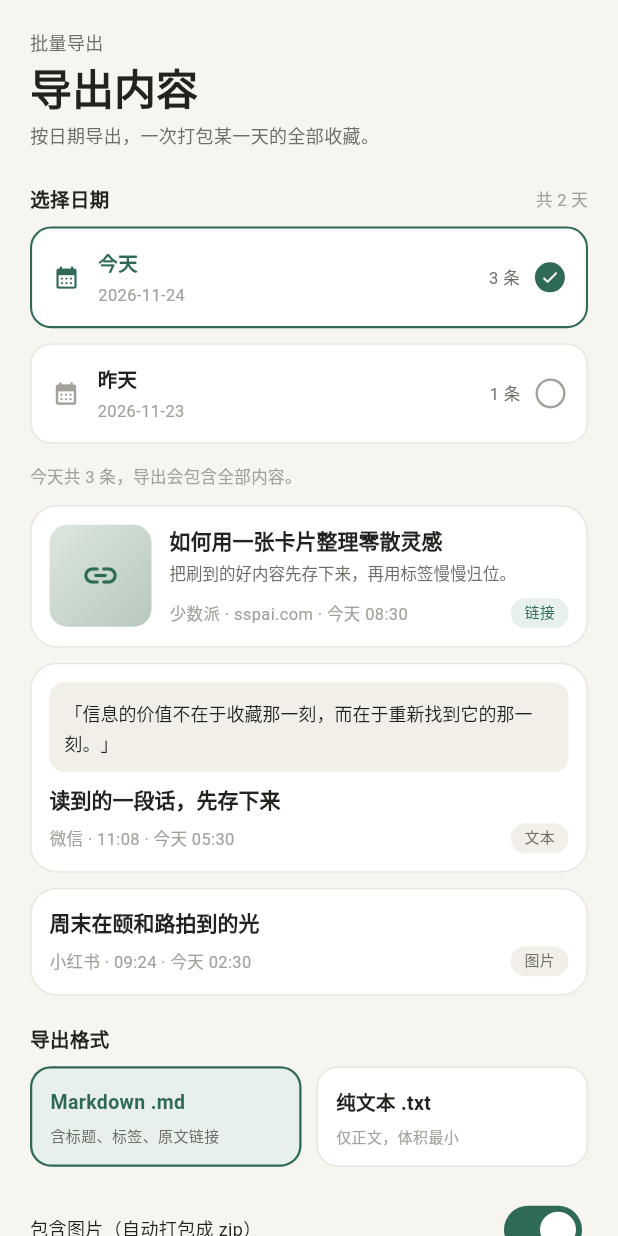
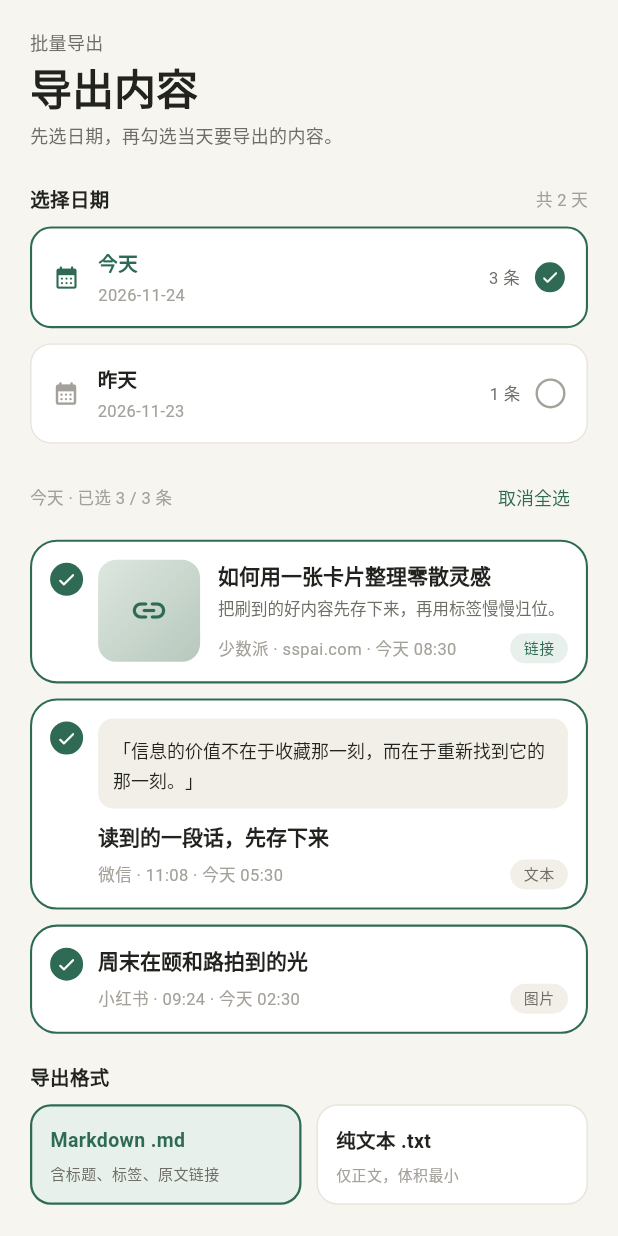
Before and after one commit to RisoMi/clippings-app, a Flutter app: the ExportPage screen opened directly, on a phone screen of 412 x 824 dp. Run offline on Flutter 3.47's test engine with Material 3 defaults, Android fonts, the phone set to English and light mode, and no system bars.

Commit message:
feat: 导出内容可勾选、标签手动选择、固定 APK 签名密钥

```diff
--- a/lib/ui/export_page.dart
+++ b/lib/ui/export_page.dart
@@ -1,4 +1,4 @@
-/// 06 批量导出：按有数据的日期单选、Markdown / 纯文本、图片打包、文件预览。
+/// 06 批量导出：按日期单选 + 当天内容可勾选（单选/全选）、md/txt、图片打包、文件预览。
 library;
 
 import 'dart:convert';
@@ -23,32 +23,55 @@ class ExportPage extends StatefulWidget {
 }
 
 class _ExportPageState extends State<ExportPage> {
+  /// 当前选中的日期 key（YYYY-MM-DD）
   String? _selectedKey;
+
+  /// 勾选集合对应的日期。日期一变就把勾选重置为「全选当天」，
+  /// 这样从上一个需求延续下来的「选日期＝导出那天全部」依然成立，同时允许再逐条取消。
+  String? _pickedForKey;
+  final Set<String> _pickedIds = <String>{};
+
   bool _initialized = false;
   bool _busy = false;
 
-  /// 首次进入默认选中今天（今天没数据则选最近有数据的一天）；
-  /// 选中日期被删空后自动回退，避免停在无效日期上。
   void _syncSelection(List<ExportDateGroup> groups) {
     if (!_initialized) {
       _initialized = true;
       _selectedKey = defaultExportDateKey(groups);
-      return;
+    } else if (_selectedKey != null && !groups.any((g) => g.key == _selectedKey)) {
+      // 选中的日期被删空后自动回退，避免停在无效日期上
+      _selectedKey = defaultExportDateKey(groups);
     }
-    if (_selectedKey != null && !groups.any((g) => g.key == _selectedKey)) {
-      _selectedKey = defaultExportDateKey(groups);
+
+    final group = _group(groups, _selectedKey);
+    if (_selectedKey != _pickedForKey) {
+      _pickedForKey = _selectedKey;
+      _pickedIds
+        ..clear()
+        ..addAll(group?.clips.map((clip) => clip.id) ?? const <String>[]);
+    } else if (group != null) {
+      // 内容被删掉时顺手清掉失效的勾选，免得计数与实际导出不一致
+      final valid = group.clips.map((clip) => clip.id).toSet();
+      _pickedIds.removeWhere((id) => !valid.contains(id));
     }
   }
 
-  ExportDateGroup? get _selectedGroup {
-    final groups = groupByExportDate(ClipStore.instance.clips);
+  ExportDateGroup? _group(List<ExportDateGroup> groups, String? key) {
+    if (key == null) return null;
     for (final group in groups) {
-      if (group.key == _selectedKey) return group;
+      if (group.key == key) return group;
     }
     return null;
   }
 
-  List<Clip> get _selectedClips => _selectedGroup?.clips ?? const [];
+  ExportDateGroup? get _selectedGroup => _group(groupByExportDate(ClipStore.instance.clips), _selectedKey);
+
+  /// 真正要导出的内容：当前日期里被勾选的那些
+  List<Clip> get _selectedClips {
+    final group = _selectedGroup;
+    if (group == null) return const <Clip>[];
+    return group.clips.where((clip) => _pickedIds.contains(clip.id)).toList();
+  }
 
   /// 当前选中的内容里，真实存在于磁盘的图片（文件名 → 文件）
   Future<Map<String, File>> _collectImages(List<Clip> clips) async {
@@ -75,7 +98,8 @@ class _ExportPageState extends State<ExportPage> {
   }
 
   String _preview({required DateTime fileDate}) {
-    if (_selectedClips.isEmpty) return '还没有勾选内容。';
+    final clips = _selectedClips;
+    if (clips.isEmpty) return '还没有勾选内容。';
     final lines = _plan(fileDate: fileDate).content.split('\n');
     final head = lines.take(14).join('\n');
     return lines.length > 14 ? '$head\n…' : head;
@@ -164,9 +188,11 @@ class _ExportPageState extends State<ExportPage> {
           final groups = groupByExportDate(store.clips);
           _syncSelection(groups);
           final selected = _selectedGroup;
-          final selectedCount = selected?.count ?? 0;
+          final selectedCount = _selectedClips.length;
           final fileDate = selected != null ? DateTime.parse(selected.key) : DateTime.now();
-          final visible = selected?.clips.take(8).toList() ?? const <Clip>[];
+          final allPicked = selected != null &&
+              selected.clips.isNotEmpty &&
+              selected.clips.every((clip) => _pickedIds.contains(clip.id));
 
           return SafeArea(
             bottom: false,
@@ -176,7 +202,7 @@ class _ExportPageState extends State<ExportPage> {
                 const PageHeader(eyebrow: '批量导出', title: '导出内容'),
                 const SizedBox(height: 4),
                 Text(
-                  '按日期导出，一次打包某一天的全部收藏。',
+                  '先选日期，再勾选当天要导出的内容。',
                   style: TextStyle(fontSize: 12, color: c.sub),
                 ),
                 const SizedBox(height: 14),
@@ -201,22 +227,41 @@ class _ExportPageState extends State<ExportPage> {
                     ),
                 if (selected != null) ...[
                   const SizedBox(height: 2),
-                  Text(
-                    '${selected.label}共 $selectedCount 条，导出会包含全部内容。',
-                    style: TextStyle(fontSize: 11, color: c.weak),
+                  Row(
+                    children: [
+                      Expanded(
+                        child: Text(
+                          '${selected.label} · 已选 $selectedCount / ${selected.count} 条',
+                          style: TextStyle(fontSize: 11, color: c.weak),
+                        ),
+                      ),
+                      TextButton(
+                        onPressed: () => setState(() {
+                          if (allPicked) {
+                            _pickedIds.clear();
+                          } else {
+                            _pickedIds.addAll(selected.clips.map((clip) => clip.id));
+                          }
+                        }),
+                        child: Text(allPicked ? '取消全选' : '全选', style: const TextStyle(fontSize: 12)),
+                      ),
+                    ],
                   ),
-                  const SizedBox(height: 10),
-                  for (final clip in visible)
+                  const SizedBox(height: 4),
+                  for (final clip in selected.clips)
                     Padding(
                       padding: const EdgeInsets.only(bottom: 10),
-                      child: ClipCard(clip: clip),
-                    ),
-                  if (selectedCount > visible.length)
-                    Padding(
-                      padding: const EdgeInsets.only(top: 2, bottom: 4),
-                      child: Text(
-                        '仅预览前 ${visible.length} 条。',
-                        style: TextStyle(fontSize: 11, color: c.weak),
+                      child: ClipCard(
+                        clip: clip,
+                        selectable: true,
+                        selected: _pickedIds.contains(clip.id),
+                        onTap: () => setState(() {
+                          if (_pickedIds.contains(clip.id)) {
+                            _pickedIds.remove(clip.id);
+                          } else {
+                            _pickedIds.add(clip.id);
+                          }
+                        }),
                       ),
                     ),
                 ],
--- a/pubspec.yaml
+++ b/pubspec.yaml
@@ -16,7 +16,7 @@ publish_to: 'none' # Remove this line if you wish to publish to pub.dev
 # https://developer.apple.com/library/archive/documentation/General/Reference/InfoPlistKeyReference/Articles/CoreFoundationKeys.html
 # In Windows, build-name is used as the major, minor, and patch parts
 # of the product and file versions while build-number is used as the build suffix.
-version: 1.3.2+1
+version: 1.4.0+1
 
 environment:
   sdk: ^3.13.2
```
Also changed, not shown: lib/ui/paste_page.dart (+42 -22 lines), 5 other files.
